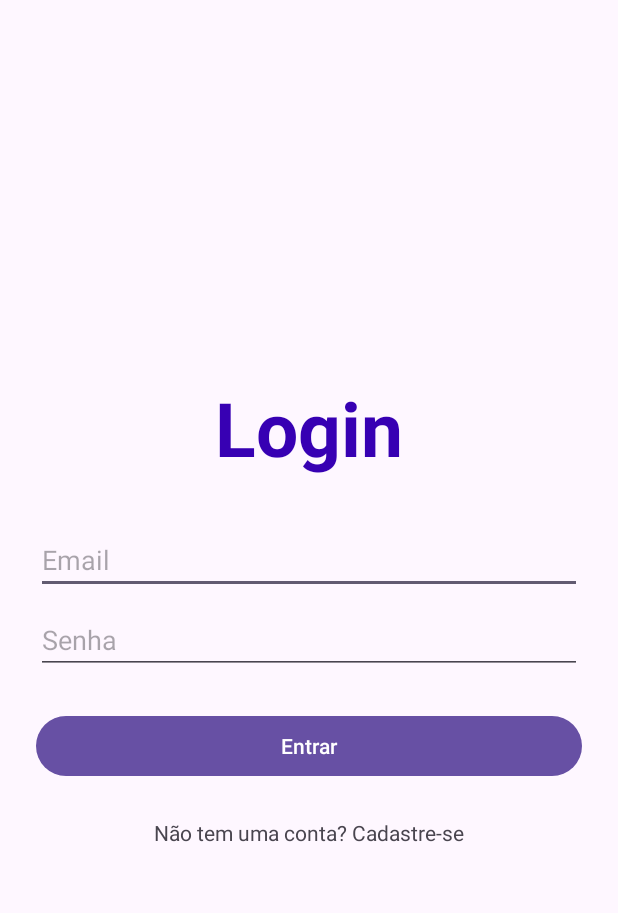
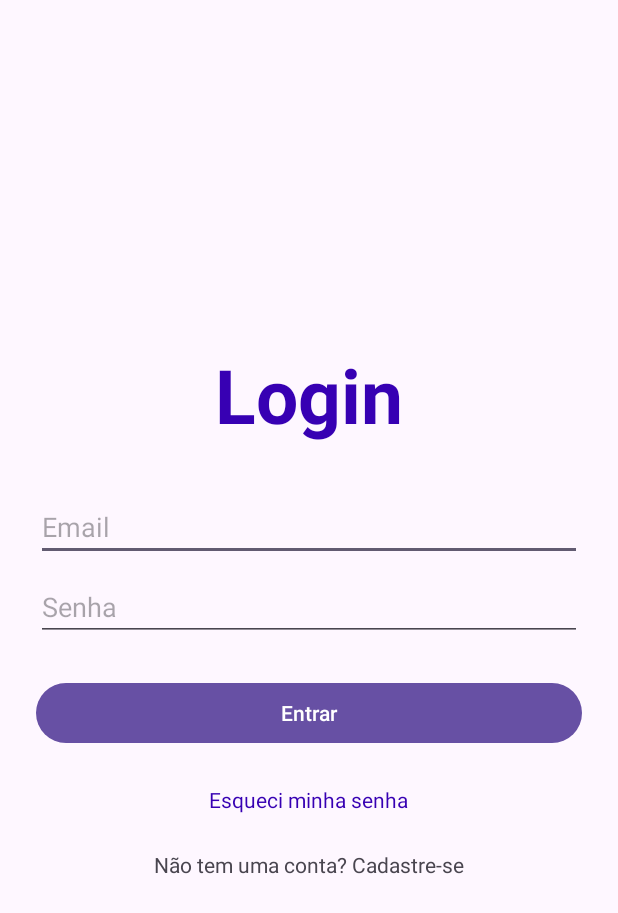
Before and after one commit to GabrielFreire05/BarberShop, an Android app: the screen it shows after launch (LoginActivity), on a phone screen of 412 x 824 dp. Shown: the top 913 px of the screen. Run offline under Robolectric (Android 15) with nearby library versions, the phone set to English and light mode, and no system bars; our stand-ins replace Firebase (no records; nobody signed in at launch, a user with empty details on screens opened directly).

Commit message:
versão alpha 1.0
Primeira versão funcional do app

```diff
--- a/BarberApp/app/src/main/res/layout/activity_login.xml
+++ b/BarberApp/app/src/main/res/layout/activity_login.xml
@@ -2,46 +2,55 @@
 <LinearLayout xmlns:android="http://schemas.android.com/apk/res/android"
     android:layout_width="match_parent"
     android:layout_height="match_parent"
+    android:gravity="center"
     android:orientation="vertical"
-    android:gravity="center"
     android:padding="24dp">
 
     <TextView
         android:layout_width="wrap_content"
         android:layout_height="wrap_content"
+        android:layout_marginBottom="32dp"
         android:text="Login"
+        android:textColor="@color/purple_700"
         android:textSize="50sp"
-        android:textStyle="bold"
-        android:textColor="@color/purple_700"
-        android:layout_marginBottom="32dp"/>
+        android:textStyle="bold" />
 
     <EditText
         android:id="@+id/etEmail"
         android:layout_width="match_parent"
         android:layout_height="wrap_content"
         android:hint="Email"
-        android:inputType="textEmailAddress"/>
+        android:inputType="textEmailAddress" />
 
     <EditText
         android:id="@+id/etPassword"
         android:layout_width="match_parent"
         android:layout_height="wrap_content"
+        android:layout_marginTop="8dp"
         android:hint="Senha"
-        android:layout_marginTop="8dp"
-        android:inputType="textPassword"/>
+        android:inputType="textPassword" />
 
     <Button
         android:id="@+id/btnLogin"
         android:layout_width="match_parent"
         android:layout_height="wrap_content"
         android:layout_marginTop="24dp"
-        android:text="Entrar"/>
+        android:text="Entrar" />
+
+    <TextView
+        android:id="@+id/tvForgotPassword"
+        android:layout_width="wrap_content"
+        android:layout_height="wrap_content"
+        android:layout_marginTop="16dp"
+        android:padding="8dp"
+        android:text="Esqueci minha senha"
+        android:textColor="@color/purple_700" />
 
     <TextView
         android:id="@+id/tvGoToRegister"
         android:layout_width="wrap_content"
         android:layout_height="wrap_content"
-        android:text="Não tem uma conta? Cadastre-se"
-        android:layout_marginTop="16dp"
-        android:padding="8dp"/>
+        android:layout_marginTop="8dp"
+        android:padding="8dp"
+        android:text="Não tem uma conta? Cadastre-se" />
 </LinearLayout>
```
Also changed, not shown: BarberApp/app/src/main/java/com/example/barberapp/model/LoginActivity.kt (+51 -3 lines), BarberApp/app/src/main/java/com/example/barberapp/model/RegisterActivity.kt (+13 -3 lines).
